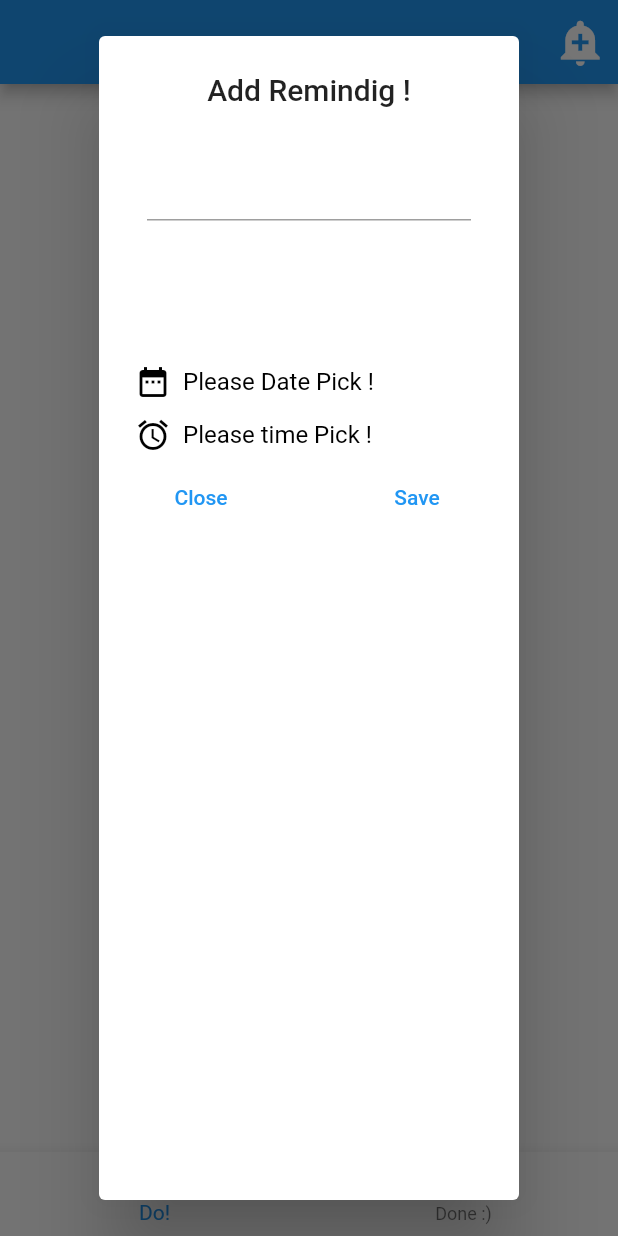
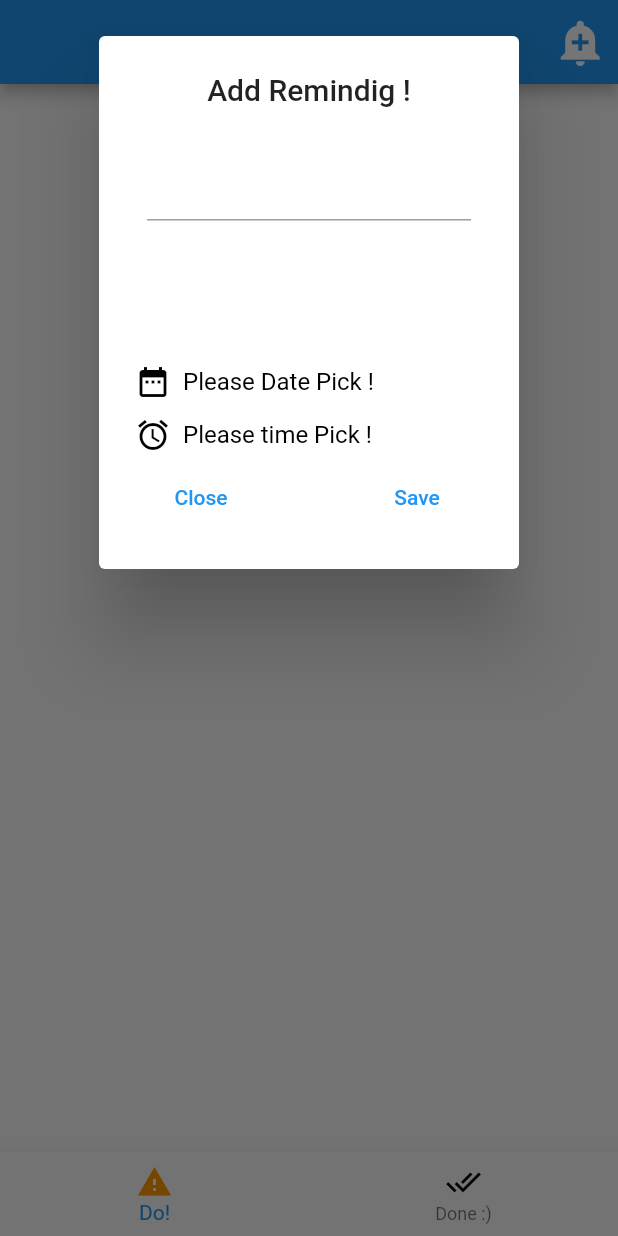
Before and after one commit to ayilmaz85/flutterremindermevoice, a Flutter app: the screen it shows after launch, after a tap on the "add alert" icon, on a phone screen of 412 x 824 dp. Run offline on Flutter 3.47's test engine with Material 2 defaults, Android fonts, the phone set to English and light mode, and no system bars; our stand-ins replace flutter_datetime_picker, mobx; generated files the repository leaves out were written again.

```diff
--- a/lib/ui/CustomPage/MyHomePage.dart
+++ b/lib/ui/CustomPage/MyHomePage.dart
@@ -18,26 +18,28 @@ class _MyHomePageState extends State<MyHomePage> {
   List<BottomNavigationBarItem> bnavigationbaritems = [
     BottomNavigationBarItem(
         icon: Icon(Icons.warning, color: Colors.black),
-        title: Text("Do!"),
+        label: 'Do!',
         activeIcon: Icon(
           Icons.warning,
           color: Colors.orange,
         )),
     BottomNavigationBarItem(
         icon: Icon(Icons.done_all, color: Colors.black),
-        title: Text("Done :)"),
+        label: "Done :)",
         activeIcon: Icon(
           Icons.done_all,
           color: Colors.orange,
         )),
   ];
 
-
   @override
   Widget build(BuildContext context) {
     return Scaffold(
+      resizeToAvoidBottomInset: false,
       appBar: AppBar(
-        actions: <Widget>[AddVoiceAlertIconButton()],
+        actions: <Widget>[
+          AddVoiceAlertIconButton(),
+        ],
       ),
       body: pages[_mySelectedIndex],
       bottomNavigationBar: BottomNavigationBar(
--- a/lib/ui/CustomPage/do_page.dart
+++ b/lib/ui/CustomPage/do_page.dart
@@ -1,5 +1,3 @@
-import 'package:aesbilisimteknolojileri/Sabitler/Sabitler.dart';
-import 'package:aesbilisimteknolojileri/core/Model/MVVM/reminding_vm.dart';
 import 'package:flutter/material.dart';
 
 class DoPage extends StatefulWidget {
@@ -17,5 +15,6 @@ class _DoPageState extends State<DoPage> {
 
   _yapilacaklarListesi() {
 
+
   }
 }
--- a/lib/ui/CustomWidgets/add_voicealert_iconbutton.dart
+++ b/lib/ui/CustomWidgets/add_voicealert_iconbutton.dart
@@ -1,16 +1,15 @@
-import 'package:aesbilisimteknolojileri/core/Model/MVVM/reminding_vm.dart';
-import 'package:aesbilisimteknolojileri/ui/CustomWidgets/customdatepicker.dart';
-import 'package:aesbilisimteknolojileri/ui/CustomWidgets/customtimepicker.dart';
-import 'package:aesbilisimteknolojileri/ui/CustomWidgets/recorded_file_plays.dart';
 import 'package:flutter/material.dart';
-import 'package:flutter_mobx/flutter_mobx.dart';
 
 import '../../Sabitler/Sabitler.dart';
+import 'custom_time_picker.dart';
+import 'customdatepicker.dart';
+import 'recorded_file_plays.dart';
 import 'voicerecordbutton.dart';
 
 class AddVoiceAlertIconButton extends StatefulWidget {
   // final String title;
   // final String path;
+
   @override
   _AddVoiceAlertIconButtonState createState() =>
       _AddVoiceAlertIconButtonState();
@@ -18,7 +17,6 @@ class AddVoiceAlertIconButton extends StatefulWidget {
 
 class _AddVoiceAlertIconButtonState extends State<AddVoiceAlertIconButton> {
   bool _isVisible = false;
-  RemindingViewModel remindingViewModelcl = RemindingViewModel();
 
   @override
   Widget build(BuildContext context) {
@@ -37,6 +35,7 @@ class _AddVoiceAlertIconButtonState extends State<AddVoiceAlertIconButton> {
   Future _buildShowAlertShowDialog(BuildContext context, Size size) {
     return showDialog(
       context: context,
+      child: SingleChildScrollView(
         child: AlertDialog(
           title: Text(
             Sabitler.addReminding,
@@ -54,6 +53,7 @@ class _AddVoiceAlertIconButtonState extends State<AddVoiceAlertIconButton> {
               //Ses kayıt butonu
               CustomIconButton(
                 size: size.width / 16,
+                //isVisible: isVisible = !isVisible,
               ),
               SizedBox(
                 height: size.height / 24,
@@ -72,23 +72,22 @@ class _AddVoiceAlertIconButtonState extends State<AddVoiceAlertIconButton> {
               MyDatePicker(),
 
               //saat seçimi
-            MyTimePicker(),
+              //MyTimePicker(),
+              CustomTimePickerExtensions(),
 
               //Kaydet ve iptal et butonları
               Row(
                 mainAxisAlignment: MainAxisAlignment.spaceBetween,
                 children: <Widget>[
                   FlatButton(
-                  onPressed: () => print("hello"),
-                  child: Observer(
-                      builder: (_) => Text(
-                            remindingViewModelcl.date ??
+                    onPressed: () => {},
+                    child: Text(
                       Sabitler.closeButtonText,
                       style: TextStyle(color: Colors.blue),
-                          )),
+                    ),
                   ),
                   FlatButton(
-                  onPressed: () => _printInfo(),
+                    onPressed: () => {_saveReminded()},
                     child: Text(
                       Sabitler.finishedButtonText,
                       style: TextStyle(color: Colors.blue),
@@ -99,16 +98,11 @@ class _AddVoiceAlertIconButtonState extends State<AddVoiceAlertIconButton> {
             ],
           ),
         ),
+      ),
     );
   }
 
-  _printInfo() {
-    if (remindingViewModelcl.date != null) {
-      print('$remindingViewModelcl.date');
-    } else if (remindingViewModelcl.date == null) {
-      print("date null");
-    }
-  }
+  _saveReminded() {}
 }
 
 class _TitleTextFieldWidget extends StatelessWidget {
--- /dev/null
+++ b/lib/ui/CustomWidgets/custom_time_picker.dart
@@ -0,0 +1,58 @@
+import 'package:aesbilisimteknolojileri/Sabitler/Sabitler.dart';
+import 'package:flutter/material.dart';
+import 'package:flutter_datetime_picker/flutter_datetime_picker.dart';
+import 'package:intl/intl.dart';
+
+class CustomTimePickerExtensions extends StatefulWidget {
+  @override
+  _CustomTimePickerExtensionsState createState() =>
+      _CustomTimePickerExtensionsState();
+}
+
+class _CustomTimePickerExtensionsState
+    extends State<CustomTimePickerExtensions> {
+  DateTime _timeInfo;
+  DateTime _timePick;
+  String ayarlananSaat;
+  @override
+  Widget build(BuildContext context) {
+    return InkWell(
+      onTap: () => _selectTime(),
+      child: Container(
+        child: Row(
+          mainAxisSize: MainAxisSize.max,
+          children: <Widget>[
+            Icon(
+              Icons.access_alarms,
+              color: Colors.black,
+            ),
+            Padding(
+              padding: const EdgeInsets.all(8.0),
+              child: Text(
+                  _timeInfo == null ? Sabitler.timePickStr : ayarlananSaat,
+                  style: TextStyle(color: Colors.black, fontSize: 16)),
+            ),
+          ],
+        ),
+      ),
+    );
+  }
+
+  _selectTime() async {
+    _timePick = await DatePicker.showTimePicker(context,
+        showSecondsColumn: false,
+        locale: LocaleType.tr,
+        currentTime: DateTime.now(),
+        showTitleActions: true,
+        onConfirm: (date) {});
+    if (_timePick != null && _timePick != _timeInfo) {
+      setState(() {
+        _timeInfo = _timePick;
+        var formatter = DateFormat("HH:MM");
+        ayarlananSaat = formatter.format(_timePick);
+        print(_timePick.toString() + "nurada");
+        print(ayarlananSaat);
+      });
+    }
+  }
+}
--- a/lib/ui/CustomWidgets/customdatepicker.dart
+++ b/lib/ui/CustomWidgets/customdatepicker.dart
@@ -1,7 +1,7 @@
-import 'package:aesbilisimteknolojileri/Sabitler/Sabitler.dart';
-import 'package:aesbilisimteknolojileri/core/Model/MVVM/reminding_vm.dart';
 import 'package:flutter/material.dart';
 import 'package:intl/intl.dart';
+
+import '../../Sabitler/Sabitler.dart';
 
 class MyDatePicker extends StatefulWidget {
   @override
@@ -13,9 +13,6 @@ class _MyDatePickerState extends State<MyDatePicker> {
   DateTime _pickedDate;
   DateTime _dateInfo;
   String myDatePick;
-
-  RemindingViewModel remindingViewModel = RemindingViewModel();
-
   @override
   Widget build(BuildContext context) {
     return InkWell(
--- a/lib/ui/CustomWidgets/customtimepicker.dart
+++ /dev/null
@@ -1,55 +0,0 @@
-import 'package:aesbilisimteknolojileri/Sabitler/Sabitler.dart';
-import 'package:flutter/material.dart';
-
-class MyTimePicker extends StatefulWidget {
-  @override
-  _MyTimePicker createState() => _MyTimePicker();
-}
-
-class _MyTimePicker extends State<MyTimePicker> {
-  TimeOfDay _timeInfo = null;
-  TimeOfDay _timePick = null;
-  String ayarlananSaat = null;
-  @override
-  Widget build(BuildContext context) {
-    return InkWell(
-      onTap: () => _selectTime(),
-      child: Container(
-        child: Row(
-          mainAxisSize: MainAxisSize.max,
-          children: <Widget>[
-            Icon(
-              Icons.access_alarms,
-              color: Colors.black,
-            ),
-            Padding(
-              padding: const EdgeInsets.all(8.0),
-              child: Text(
-                  _timeInfo == null ? Sabitler.timePickStr : '$ayarlananSaat',
-                  style: TextStyle(color: Colors.black, fontSize: 16)),
-            ),
-          ],
-        ),
-      ),
-    );
-  }
-
-  _selectTime() async {
-    _timePick = await showTimePicker(
-      context: context,
-      initialTime: TimeOfDay.now(),
-    );
-    if (_timePick != null && _timePick != _timeInfo) {
-      MaterialLocalizations localizations = MaterialLocalizations.of(context);
-      ayarlananSaat =
-          localizations.formatTimeOfDay(_timePick, alwaysUse24HourFormat: true);
-      setState(() {
-        _timeInfo = _timePick;
-      });
-    }
-
-    print(_timePick.toString());
-
-    return ayarlananSaat;
-  }
-}
--- a/lib/ui/CustomWidgets/voicerecordbutton.dart
+++ b/lib/ui/CustomWidgets/voicerecordbutton.dart
@@ -2,8 +2,9 @@ import 'package:flutter/material.dart';
 
 class CustomIconButton extends StatefulWidget {
   Size size;
+  bool isVisible;
 
-  CustomIconButton({size = 24});
+  CustomIconButton({size = 24, isVisible = false});
 
   @override
   _CustomIconButtonState createState() => _CustomIconButtonState();
```
Also changed, not shown: pubspec.yaml (+7 -13 lines), pubspec.lock. Lines whose indentation alone changed are shown as unchanged.
